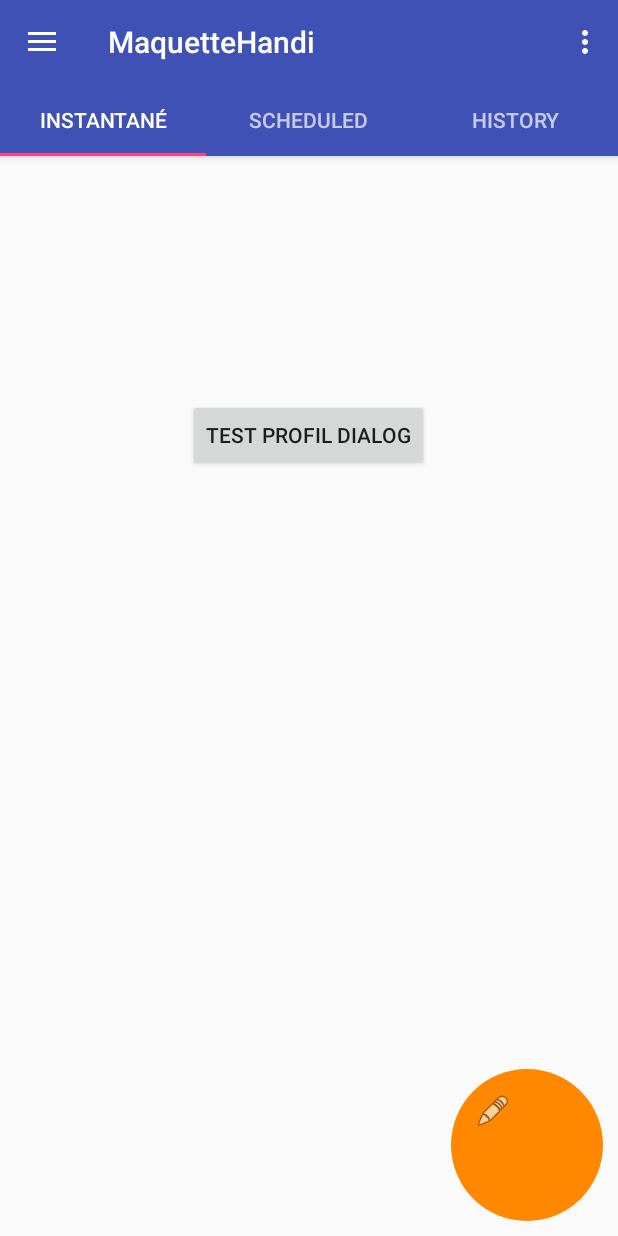
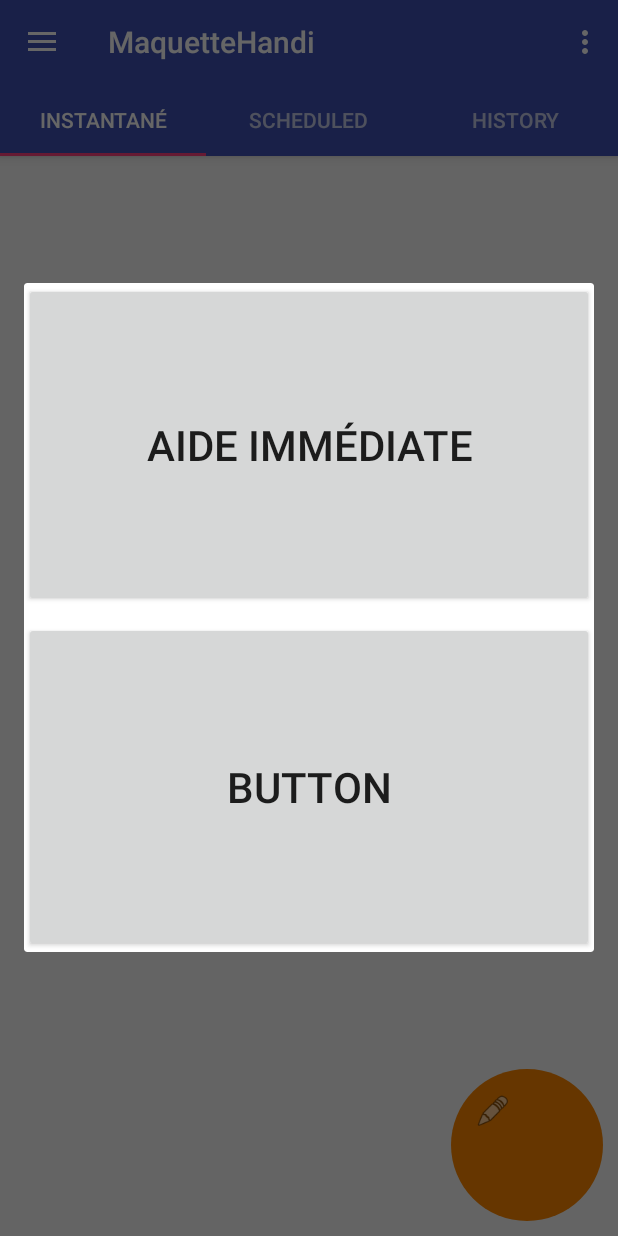
Before and after one commit to omegaxy/Handihelp, an Android app: the MainActivity screen opened directly, with no data from a screen before it, after a tap on an icon or button, on a phone screen of 412 x 824 dp. Run offline under Robolectric (Android 15) with nearby library versions, the phone set to English and light mode, and no system bars; libraries missing offline, so code that uses them is left out: com.crashlytics.android, io.fabric.sdk; 1 statement that could not run was skipped.

Commit message:
Basic idea of aide type picker

```diff
--- a/prototype/maquette-android/app/src/main/java/com/example/sikanla/maquettehandi/MainActivity.java
+++ b/prototype/maquette-android/app/src/main/java/com/example/sikanla/maquettehandi/MainActivity.java
@@ -33,13 +33,18 @@ public class MainActivity extends AppCompatActivity  implements NavigationView.O
         super.onCreate(savedInstanceState);
         Fabric.with(this, new Crashlytics());
         setContentView(R.layout.activity_main);
-        final User user= new User();
         floatingActionButton = new FloatingActionButton(this);
         floatingActionButton = (FloatingActionButton) findViewById(R.id.fabBtn);
         floatingActionButton.setOnClickListener(new View.OnClickListener() {
             @Override
             public void onClick(View v) {
-                Toast.makeText(getApplicationContext(),"User: "+user.getFirstName()+" "+user.getAge()+" "+ user.getBirthYear() ,Toast.LENGTH_LONG).show();
+                Bundle args =new Bundle();
+                User user = new User();
+                args.putString("firstname", user.getFirstName());
+                args.putInt("birth_year", user.getAge());
+                PickAideDialogFragment pickAideDialogFragment = new PickAideDialogFragment();
+                pickAideDialogFragment.setArguments(args);
+                pickAideDialogFragment.show(getFragmentManager(), "ProfileDialogFragment");
             }
         });
 
--- /dev/null
+++ b/prototype/maquette-android/app/src/main/java/com/example/sikanla/maquettehandi/PickAideDialogFragment.java
@@ -0,0 +1,58 @@
+package com.example.sikanla.maquettehandi;
+
+import android.app.Dialog;
+import android.app.DialogFragment;
+import android.content.DialogInterface;
+import android.os.Bundle;
+import android.support.annotation.NonNull;
+import android.support.v7.app.AlertDialog;
+import android.view.LayoutInflater;
+import android.view.View;
+import android.view.ViewGroup;
+import android.widget.TextView;
+
+/**
+ * Created by Sikanla on 06/05/2017.
+ */
+
+public class PickAideDialogFragment extends DialogFragment {
+    private View rootView;
+    private TextView fistNameTv;
+    private TextView ageTv;
+
+    @Override
+    public void onStart() {
+        super.onStart();
+        Dialog dialog = getDialog();
+        if (dialog != null) {
+            int width = ViewGroup.LayoutParams.MATCH_PARENT;
+            int height = ViewGroup.LayoutParams.WRAP_CONTENT;
+            dialog.getWindow().setLayout(width, height);
+        }
+    }
+
+    @NonNull
+    @Override
+    public Dialog onCreateDialog(Bundle savedInstanceState) {
+
+        LayoutInflater inflater = getActivity().getLayoutInflater();
+        AlertDialog.Builder builder = new AlertDialog.Builder(getActivity());
+
+        rootView = inflater.inflate(R.layout.pick_aide_dialog, null);
+       // fistNameTv = (TextView) rootView.findViewById(R.id.firstnamedialog);
+        //ageTv = (TextView) rootView.findViewById(R.id.agedialog);
+
+        //fistNameTv.setText(getArguments().getString("firstname"));
+        //ageTv.setText((String.valueOf(getArguments().getInt("birth_year"))));
+
+        final AlertDialog.Builder builder1 = builder.setView(rootView);
+                //.setPositiveButton("Do something", new DialogInterface.OnClickListener() {
+                  //  public void onClick(DialogInterface dialog, int id) {
+                   // }
+                //});
+
+        return builder1.create();
+
+
+    }
+}
--- /dev/null
+++ b/prototype/maquette-android/app/src/main/res/drawable/buttonshape.xml
@@ -0,0 +1,4 @@
+<?xml version="1.0" encoding="utf-8"?>
+<selector xmlns:android="http://schemas.android.com/apk/res/android">
+
+</selector>
--- /dev/null
+++ b/prototype/maquette-android/app/src/main/res/layout/pick_aide_dialog.xml
@@ -0,0 +1,24 @@
+<?xml version="1.0" encoding="utf-8"?>
+<LinearLayout xmlns:android="http://schemas.android.com/apk/res/android"
+    android:layout_width="match_parent"
+    android:layout_height="match_parent"
+    android:layout_margin="20dp"
+    android:orientation="vertical"
+    android:weightSum="1">
+
+    <Button
+        android:id="@+id/button3"
+        android:layout_width="match_parent"
+        android:layout_height="216dp"
+        android:layout_marginBottom="10dp"
+        android:text="Aide Immédiate"
+        android:textSize="28sp" />
+
+    <Button
+        android:id="@+id/button2"
+        android:layout_width="match_parent"
+        android:layout_height="220dp"
+        android:text="Button"
+        android:textSize="28sp" />
+
+</LinearLayout>
```
Also changed, not shown: prototype/maquette-android/app/src/main/res/drawable/nowicon.xml (added, +9 -0 lines), prototype/maquette-android/app/src/main/res/drawable/planned_icon.xml (added, +10 -0 lines).
